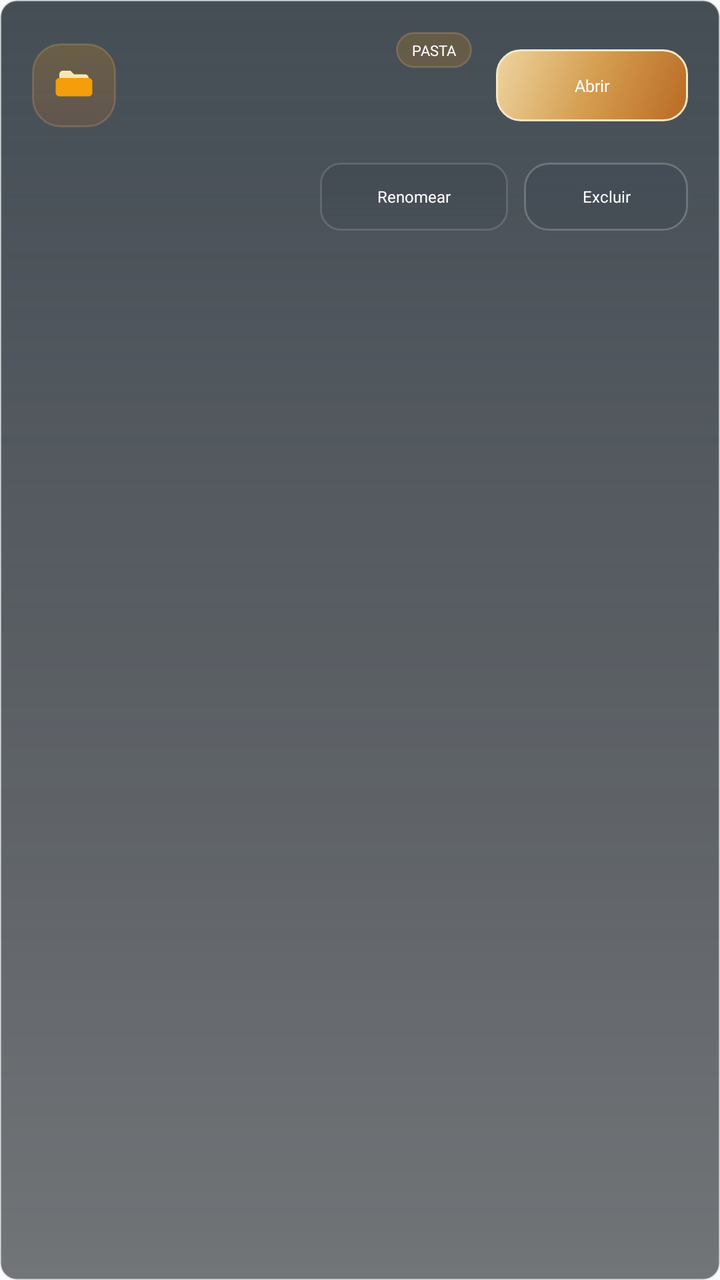
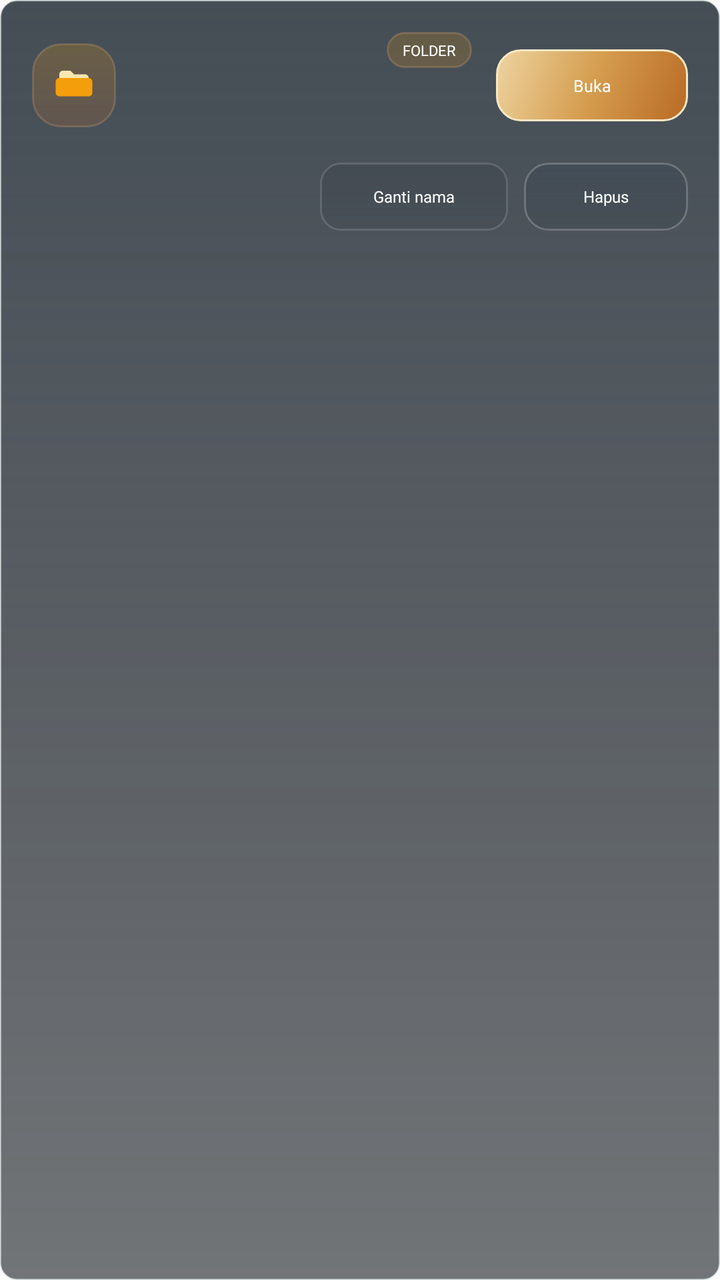

Two renders of the same Android screen: before a commit and after it. Below are the layout's source before the change and the commit's diff.
<!-- AndroidManifest.xml: application theme Theme.AppCompat.Light.NoActionBar.FullScreen -->
<!-- res/layout/item_host_file.xml -->
<?xml version="1.0" encoding="utf-8"?>
<LinearLayout xmlns:android="http://schemas.android.com/apk/res/android"
    android:id="@+id/host_file_item_surface"
    android:layout_width="match_parent"
    android:layout_height="wrap_content"
    android:layout_marginBottom="14dp"
    android:background="@drawable/file_browser_row_surface"
    android:orientation="vertical"
    android:paddingStart="16dp"
    android:paddingTop="16dp"
    android:paddingEnd="16dp"
    android:paddingBottom="16dp">

    <LinearLayout
        android:layout_width="match_parent"
        android:layout_height="wrap_content"
        android:gravity="center_vertical"
        android:orientation="horizontal">

        <FrameLayout
            android:id="@+id/host_file_icon_surface"
            android:layout_width="42dp"
            android:layout_height="42dp"
            android:background="@drawable/file_browser_icon_surface_folder">

            <ImageView
                android:id="@+id/host_file_icon"
                android:layout_width="22dp"
                android:layout_height="22dp"
                android:layout_gravity="center"
                android:src="@drawable/ic_browser_folder" />
        </FrameLayout>

        <LinearLayout
            android:layout_width="0dp"
            android:layout_height="wrap_content"
            android:layout_marginStart="12dp"
            android:layout_weight="1"
            android:orientation="vertical">

            <LinearLayout
                android:layout_width="match_parent"
                android:layout_height="wrap_content"
                android:gravity="center_vertical"
                android:orientation="horizontal">

                <TextView
                    android:id="@+id/host_file_name"
                    android:layout_width="0dp"
                    android:layout_height="wrap_content"
                    android:layout_weight="1"
                    android:ellipsize="end"
                    android:fontFamily="@font/montserrat_bold"
                    android:maxLines="1"
                    android:textColor="@android:color/white"
                    android:textSize="13sp" />

                <TextView
                    android:id="@+id/host_file_type_badge"
                    android:layout_width="wrap_content"
                    android:layout_height="wrap_content"
                    android:layout_marginStart="10dp"
                    android:background="@drawable/file_browser_chip_folder"
                    android:fontFamily="@font/montserrat_bold"
                    android:paddingStart="8dp"
                    android:paddingTop="4dp"
                    android:paddingEnd="8dp"
                    android:paddingBottom="4dp"
                    android:text="PASTA"
                    android:textAllCaps="true"
                    android:textColor="@android:color/white"
                    android:textSize="7.2sp" />
            </LinearLayout>

            <TextView
                android:id="@+id/host_file_meta"
                android:layout_width="match_parent"
                android:layout_height="wrap_content"
                android:layout_marginTop="5dp"
                android:fontFamily="@font/montserrat_medium"
                android:textColor="@color/launcher_text_secondary"
                android:textSize="8.8sp" />

            <TextView
                android:id="@+id/host_file_path"
                android:layout_width="match_parent"
                android:layout_height="wrap_content"
                android:layout_marginTop="7dp"
                android:fontFamily="monospace"
                android:textColor="#92A8BE"
                android:textSize="8.3sp" />
        </LinearLayout>

        <TextView
            android:id="@+id/host_file_open_action"
            android:layout_width="wrap_content"
            android:layout_height="36dp"
            android:layout_marginStart="12dp"
            android:background="@drawable/file_browser_primary_action"
            android:fontFamily="@font/montserrat_bold"
            android:gravity="center"
            android:minWidth="96dp"
            android:paddingStart="14dp"
            android:paddingEnd="14dp"
            android:text="Abrir"
            android:textColor="@android:color/white"
            android:textSize="8.3sp" />
    </LinearLayout>

    <LinearLayout
        android:layout_width="match_parent"
        android:layout_height="wrap_content"
        android:layout_marginTop="12dp"
        android:gravity="end"
        android:orientation="horizontal">

        <TextView
            android:id="@+id/host_file_rename_action"
            android:layout_width="wrap_content"
            android:layout_height="34dp"
            android:background="@drawable/file_browser_ghost_action"
            android:fontFamily="@font/montserrat_bold"
            android:gravity="center"
            android:minWidth="94dp"
            android:paddingStart="12dp"
            android:paddingEnd="12dp"
            android:text="Renomear"
            android:textColor="@android:color/white"
            android:textSize="8sp" />

        <TextView
            android:id="@+id/host_file_delete_action"
            android:layout_width="wrap_content"
            android:layout_height="34dp"
            android:layout_marginStart="8dp"
            android:background="@drawable/file_browser_secondary_action"
            android:fontFamily="@font/montserrat_bold"
            android:gravity="center"
            android:minWidth="82dp"
            android:paddingStart="12dp"
            android:paddingEnd="12dp"
            android:text="Excluir"
            android:textColor="@android:color/white"
            android:textSize="8sp" />
    </LinearLayout>

</LinearLayout>
<!-- resources referenced by this layout -->
<resources>
  <color name="launcher_text_secondary">#D4DEE4</color>
  <!-- drawable file_browser_chip_folder (drawable) -->
  <?xml version="1.0" encoding="utf-8"?>
  <shape xmlns:android="http://schemas.android.com/apk/res/android"
      android:shape="rectangle">
      <solid android:color="#2CF59E0B" />
      <corners android:radius="999dp" />
      <stroke
          android:width="1dp"
          android:color="#34FDBA74" />
  </shape>
  <!-- drawable file_browser_ghost_action (drawable) -->
  <?xml version="1.0" encoding="utf-8"?>
  <shape xmlns:android="http://schemas.android.com/apk/res/android"
      android:shape="rectangle">
      <gradient
          android:angle="270"
          android:startColor="#2617222E"
          android:endColor="#100D141B" />
      <corners android:radius="10dp" />
      <stroke
          android:width="1dp"
          android:color="#22FFFFFF" />
  </shape>
  <!-- drawable file_browser_icon_surface_folder (drawable) -->
  <?xml version="1.0" encoding="utf-8"?>
  <shape xmlns:android="http://schemas.android.com/apk/res/android"
      android:shape="rectangle">
      <gradient
          android:angle="270"
          android:startColor="#33F59E0B"
          android:endColor="#22F97316" />
      <corners android:radius="14dp" />
      <stroke
          android:width="1dp"
          android:color="#32FDBA74" />
  </shape>
  <!-- drawable file_browser_primary_action (drawable) -->
  <?xml version="1.0" encoding="utf-8"?>
  <shape xmlns:android="http://schemas.android.com/apk/res/android"
      android:shape="rectangle">
      <gradient
          android:angle="315"
          android:startColor="#FFEED4A1"
          android:centerColor="#FFD59D4F"
          android:endColor="#FFB96A24" />
      <corners android:radius="12dp" />
      <stroke
          android:width="1dp"
          android:color="#FFF7E7C5" />
  </shape>
  <!-- drawable file_browser_row_surface (drawable) -->
  <?xml version="1.0" encoding="utf-8"?>
  <shape xmlns:android="http://schemas.android.com/apk/res/android"
      android:shape="rectangle">
      <gradient
          android:angle="270"
          android:startColor="#D01C2730"
          android:centerColor="#B1111820"
          android:endColor="#90080D12" />
      <corners android:radius="8dp" />
      <stroke
          android:width="1dp"
          android:color="@color/launcher_border_soft" />
  </shape>
  <!-- drawable file_browser_secondary_action (drawable) -->
  <?xml version="1.0" encoding="utf-8"?>
  <shape xmlns:android="http://schemas.android.com/apk/res/android"
      android:shape="rectangle">
      <gradient
          android:angle="270"
          android:startColor="#3424374A"
          android:endColor="#18101924" />
      <corners android:radius="12dp" />
      <stroke
          android:width="1dp"
          android:color="#34FFFFFF" />
  </shape>
  <!-- drawable ic_browser_folder (drawable) -->
  <vector xmlns:android="http://schemas.android.com/apk/res/android"
      android:width="24dp"
      android:height="24dp"
      android:viewportWidth="24"
      android:viewportHeight="24">
      <path
          android:fillColor="#FFF8E7B0"
          android:pathData="M4,6c0,-1.1 0.9,-2 2,-2h4l2,2h6c1.1,0 2,0.9 2,2v2H4z" />
      <path
          android:fillColor="#FFF59E0B"
          android:pathData="M4,8h16c1.1,0 2,0.9 2,2v6c0,1.1 -0.9,2 -2,2H4c-1.1,0 -2,-0.9 -2,-2v-6c0,-1.1 0.9,-2 2,-2z" />
  </vector>
  <style name="Theme.AppCompat.Light.NoActionBar.FullScreen" parent="@style/Theme.AppCompat.Light.NoActionBar">
          <item name="android:windowNoTitle">true</item>
          <item name="android:windowActionBar">false</item>
          <item name="android:windowFullscreen">true</item>
          <item name="android:windowContentOverlay">@null</item>
          <item name="android:windowLayoutInDisplayCutoutMode">shortEdges</item>
      </style>
  <color name="launcher_border_soft">#42798A91</color>
</resources>

<!-- the commit's change to res/layout/item_host_file.xml (unified diff, before → after) -->
@@ -66,7 +66,7 @@
                     android:paddingTop="4dp"
                     android:paddingEnd="8dp"
                     android:paddingBottom="4dp"
-                    android:text="PASTA"
+                    android:text="FOLDER"
                     android:textAllCaps="true"
                     android:textColor="@android:color/white"
                     android:textSize="7.2sp" />
@@ -102,7 +102,7 @@
             android:minWidth="96dp"
             android:paddingStart="14dp"
             android:paddingEnd="14dp"
-            android:text="Abrir"
+            android:text="Buka"
             android:textColor="@android:color/white"
             android:textSize="8.3sp" />
     </LinearLayout>
@@ -124,7 +124,7 @@
             android:minWidth="94dp"
             android:paddingStart="12dp"
             android:paddingEnd="12dp"
-            android:text="Renomear"
+            android:text="Ganti nama"
             android:textColor="@android:color/white"
             android:textSize="8sp" />
 
@@ -139,7 +139,7 @@
             android:minWidth="82dp"
             android:paddingStart="12dp"
             android:paddingEnd="12dp"
-            android:text="Excluir"
+            android:text="Hapus"
             android:textColor="@android:color/white"
             android:textSize="8sp" />
     </LinearLayout>
